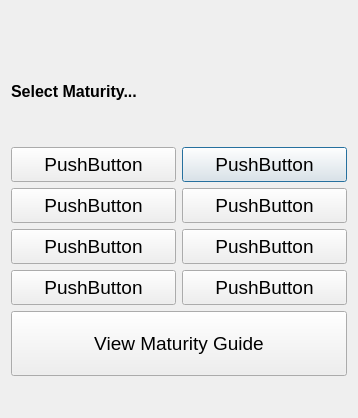
Before: the Qt Designer form ui/MatSelDlg.ui in aliciabillings-noaa/CLAMS, drawn with Qt 5.
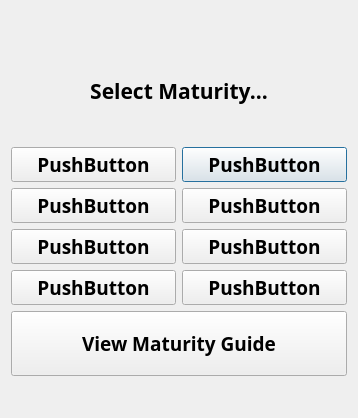
After: the same form once the commit is applied.

```diff
--- a/ui/MatSelDlg.ui
+++ b/ui/MatSelDlg.ui
@@ -26,7 +26,10 @@
        </property>
        <property name="font">
         <font>
+         <family>Arial Black</family>
          <pointsize>14</pointsize>
+         <weight>75</weight>
+         <bold>true</bold>
         </font>
        </property>
        <property name="text">
@@ -47,7 +50,8 @@
        </property>
        <property name="font">
         <font>
-         <pointsize>12</pointsize>
+         <family>Arial Black</family>
+         <pointsize>16</pointsize>
          <weight>75</weight>
          <bold>true</bold>
         </font>
@@ -55,6 +59,9 @@
        <property name="text">
         <string>Select Maturity...</string>
        </property>
+       <property name="alignment">
+        <set>Qt::AlignCenter</set>
+       </property>
       </widget>
      </item>
      <item row="3" column="0">
@@ -67,7 +74,10 @@
        </property>
        <property name="font">
         <font>
+         <family>Arial Black</family>
          <pointsize>14</pointsize>
+         <weight>75</weight>
+         <bold>true</bold>
         </font>
        </property>
        <property name="text">
@@ -88,7 +98,10 @@
        </property>
        <property name="font">
         <font>
+         <family>Arial Black</family>
          <pointsize>14</pointsize>
+         <weight>75</weight>
+         <bold>true</bold>
         </font>
        </property>
        <property name="text">
@@ -109,7 +122,10 @@
        </property>
        <property name="font">
         <font>
+         <family>Arial Black</family>
          <pointsize>14</pointsize>
+         <weight>75</weight>
+         <bold>true</bold>
         </font>
        </property>
        <property name="text">
@@ -130,7 +146,10 @@
        </property>
        <property name="font">
         <font>
+         <family>Arial Black</family>
          <pointsize>14</pointsize>
+         <weight>75</weight>
+         <bold>true</bold>
         </font>
        </property>
        <property name="text">
@@ -151,7 +170,10 @@
        </property>
        <property name="font">
         <font>
+         <family>Arial Black</family>
          <pointsize>14</pointsize>
+         <weight>75</weight>
+         <bold>true</bold>
         </font>
        </property>
        <property name="text">
@@ -172,7 +194,10 @@
        </property>
        <property name="font">
         <font>
+         <family>Arial Black</family>
          <pointsize>14</pointsize>
+         <weight>75</weight>
+         <bold>true</bold>
         </font>
        </property>
        <property name="text">
@@ -193,7 +218,10 @@
        </property>
        <property name="font">
         <font>
+         <family>Arial Black</family>
          <pointsize>14</pointsize>
+         <weight>75</weight>
+         <bold>true</bold>
         </font>
        </property>
        <property name="text">
@@ -211,7 +239,10 @@
        </property>
        <property name="font">
         <font>
+         <family>Arial Black</family>
          <pointsize>14</pointsize>
+         <weight>75</weight>
+         <bold>true</bold>
         </font>
        </property>
        <property name="text">
```
